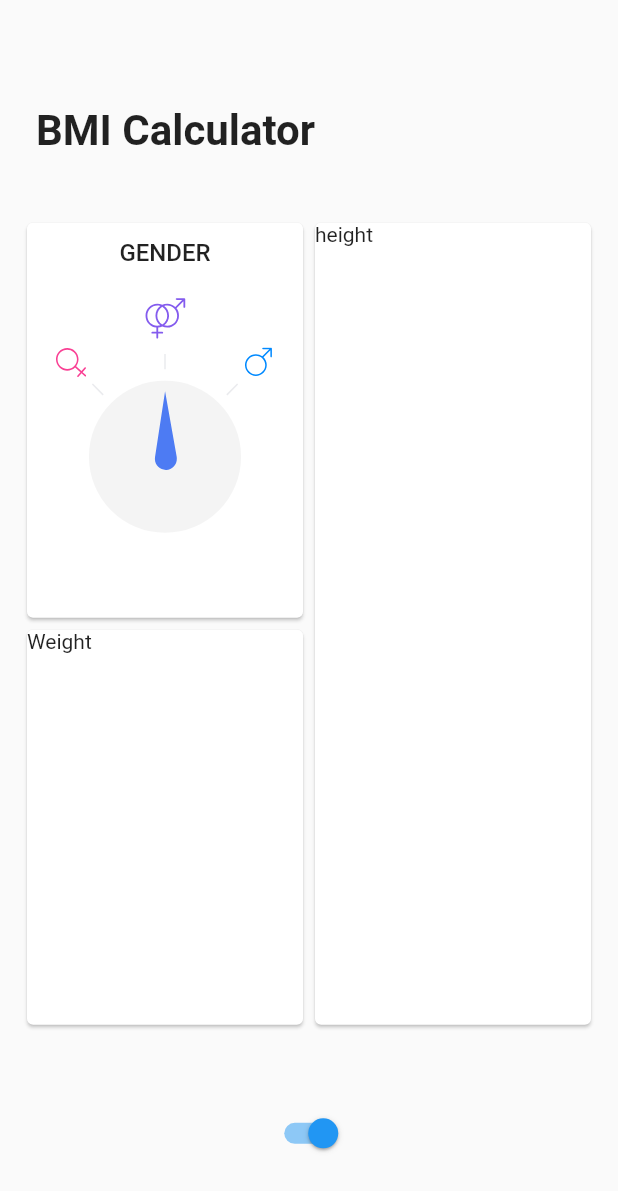
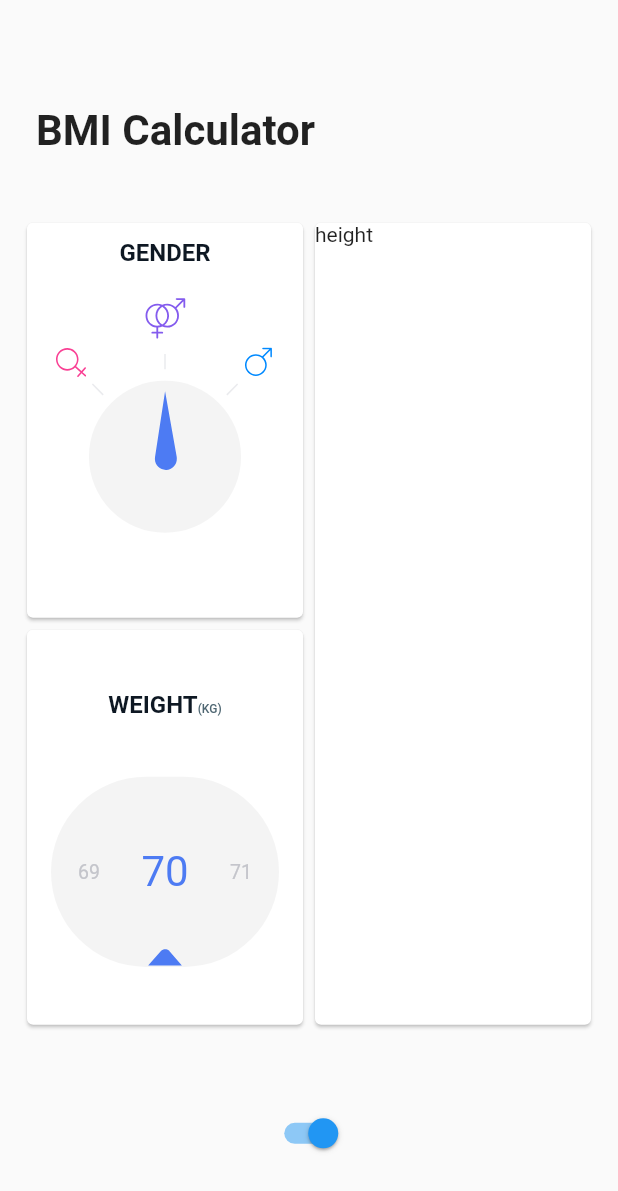
Before and after one commit to sxillocc/Hands-on-with-Flutter, a Flutter app: the screen it shows after launch, on a phone screen of 412 x 824 dp. Shown: the top 1191 px of the screen. Run offline on Flutter 3.47's test engine with Material 2 defaults, Android fonts, the light colour scheme and no system bars; our stand-ins replace cloud_firestore, flutter_svg, google_maps_flutter; accounts and stored records are empty; generated files the repository leaves out were written again.

Commit message:
completed Weight

```diff
--- a/bmi_calculator/lib/card_title.dart
+++ b/bmi_calculator/lib/card_title.dart
@@ -1,16 +1,37 @@
 import 'package:flutter/material.dart';
+
+const TextStyle _titleStyle = TextStyle(
+    fontSize: 16.0,
+    fontWeight: FontWeight.bold,
+    color: Color.fromRGBO(14, 24, 35, 1.0),
+  );
+
+const TextStyle _subtitleStyle = TextStyle(
+  fontSize: 8.0,
+  fontWeight: FontWeight.w500,
+  color: Color.fromRGBO(78, 102, 114, 1.0)
+);
 
 class CardTitle extends StatelessWidget {
 
   final String title;
+  final String subtitle;
 
-  const CardTitle(this.title,{Key key}) : super(key: key);
+  const CardTitle(this.title,{Key key , this.subtitle}) : super(key: key);
 
   @override
   Widget build(BuildContext context) {
-    return Text(
-      title,
-      style: new TextStyle(fontSize: 16.0,fontWeight: FontWeight.w500),
+    return RichText(
+      text: TextSpan(
+        text: title,
+        style: _titleStyle,
+        children: <TextSpan>[
+          TextSpan(
+            text: subtitle ?? "",
+            style: _subtitleStyle
+          )
+        ]
+      ),
     );
   }
 }
--- a/bmi_calculator/lib/input_page/input_page.dart
+++ b/bmi_calculator/lib/input_page/input_page.dart
@@ -1,7 +1,7 @@
 import 'package:flutter/material.dart';
 import 'package:bmi_calculator/widget_utils.dart' as sizeObject;
 import 'package:bmi_calculator/gender_card.dart';
-
+import 'package:bmi_calculator/weight_card.dart';
 
 class InputPage extends StatelessWidget {
   @override
@@ -47,7 +47,7 @@ class InputPage extends StatelessWidget {
             child: Column(
               children: <Widget>[
                 Expanded(child: GenderCard(),),
-                Expanded(child: _tempCard("Weight"),)
+                Expanded(child: WeightCard(),)
               ],
             ),
           ),
--- /dev/null
+++ b/bmi_calculator/lib/weight_card.dart
@@ -0,0 +1,92 @@
+import 'package:flutter/material.dart';
+import 'package:bmi_calculator/card_title.dart';
+import 'package:bmi_calculator/widget_utils.dart' show ScreenAwareSize;
+import 'package:flutter_svg/flutter_svg.dart';
+import 'package:bmi_calculator/weight_slider.dart';
+
+class WeightCard extends StatefulWidget {
+  final int initialWeight;
+
+  const WeightCard({Key key,this.initialWeight}): super(key:key);
+
+  @override
+  _WeightCardState createState() => _WeightCardState();
+}
+
+class _WeightCardState extends State<WeightCard> {
+  int weight;
+
+  void initState(){
+    super.initState();
+    weight = widget.initialWeight ?? 70;
+  }
+
+  @override
+  Widget build(BuildContext context) {
+    return Card(
+      child: Padding(
+        padding: EdgeInsets.only(top: ScreenAwareSize(32.0, context)),
+        child: Column(
+          crossAxisAlignment: CrossAxisAlignment.center,
+          children: <Widget>[
+            CardTitle("WEIGHT",subtitle: "(KG)",),
+            Expanded(
+              child: Center(
+                child: Padding(
+                  padding: const EdgeInsets.symmetric(horizontal: 16.0),
+                  child: _drawSlider(),
+                ),
+              ),
+            ),
+          ],
+        ),
+      ),
+    );
+  }
+
+  Widget _drawSlider(){
+    return WeightBackground(
+      child: LayoutBuilder(
+        builder: (context, constraints){
+        return constraints.isTight
+          ? Container()
+          : WeightSlider(
+              minValue: 30,
+              maxValue: 110,
+              width: constraints.maxWidth,
+              value: weight,
+              onChanged: (val)=> setState(() => weight = val),
+            );
+        }
+      ),
+    );
+  }
+}
+
+class WeightBackground extends StatelessWidget {
+  final Widget child;
+
+  WeightBackground({Key key,this.child}) : super(key: key);
+
+  @override
+  Widget build(BuildContext context) {
+    return Stack(
+      alignment: Alignment.bottomCenter,
+      children: <Widget>[
+        Container(
+          height: ScreenAwareSize(100.0, context),
+          decoration: BoxDecoration(
+              color: Color.fromRGBO(244, 244, 244, 1.0),
+              borderRadius: BorderRadius.circular(ScreenAwareSize(50.0, context))
+          ),
+          child: child,
+        ),
+        SvgPicture.asset(
+          "images/weight_arrow.svg",
+          height: ScreenAwareSize(10.0, context),
+          width: ScreenAwareSize(18.0, context),
+        )
+      ],
+    );
+  }
+}
--- /dev/null
+++ b/bmi_calculator/lib/weight_slider.dart
@@ -0,0 +1,111 @@
+import 'package:flutter/material.dart';
+import 'package:flutter/rendering.dart';
+import 'dart:math' as math;
+
+class WeightSlider extends StatelessWidget {
+
+  WeightSlider({
+    Key key,
+    @required this.minValue,
+    @required this.maxValue,
+    @required this.width,
+    @required this.value,
+    @required this.onChanged
+  })  : scrollController = new ScrollController(
+          initialScrollOffset: (value - minValue) * width / 3,
+        ),
+        super(key: key);
+
+  final int minValue,maxValue,value;
+  final double width;
+  final ValueChanged<int> onChanged;
+  final ScrollController scrollController;
+
+  double get itemExtent => width / 3;
+
+  int _indexToValue(int index) => minValue + (index - 1);
+
+  @override
+  Widget build(BuildContext context) {
+    int itemCount = (maxValue - minValue) + 3;
+    return NotificationListener(
+      onNotification: _onNotification,
+      child: new ListView.builder(
+        controller: scrollController,
+        scrollDirection: Axis.horizontal,
+        itemExtent: itemExtent,
+        itemCount: itemCount,
+        physics: BouncingScrollPhysics(),
+        itemBuilder: (BuildContext context,int index){
+          final int itemValue = _indexToValue(index);
+          bool isExtra = index == 0 || index == itemCount - 1;
+
+          return isExtra
+                ? new Container()
+                 : //GestureDetector(
+                //     behavior: HitTestBehavior.translucent,
+                //     onTap: _animateTo(itemValue,durationMillis: 50),
+                  /*  child:*/  FittedBox(
+                      child: Text(
+                        itemValue.toString(),
+                        style: _getTextStyle(itemValue),
+                      ),
+                      fit: BoxFit.scaleDown,
+                    );
+                  // );
+        },
+      ),
+    );
+  }
+
+  TextStyle _getTextStyle(int itemValue){
+    return itemValue == value
+    ? TextStyle(
+      color: Color.fromRGBO(77, 123, 243, 1.0),
+      fontSize: 28.0
+    )
+    : TextStyle(
+      color: Color.fromRGBO(196, 197, 203, 1.0),
+      fontSize: 13.0
+    );
+  }
+
+  int _offsetToMiddleIndex(double offset) => (offset + width/2) ~/ itemExtent;
+
+  int _offsetToMiddleValue(double offset){
+    int indexOfMiddleElement = _offsetToMiddleIndex(offset);
+    int middleValue = _indexToValue(indexOfMiddleElement);
+    middleValue = math.max(minValue, math.min(maxValue, middleValue));
+    return middleValue;
+  }
+
+  bool _userStoppedScrolling(Notification notification){
+    return  notification is UserScrollNotification &&
+            notification.direction == ScrollDirection.idle &&
+            scrollController.position.activity is! HoldScrollActivity;
+  }
+
+  _animateTo(int valueToSelect, {int durationMillis = 200}){
+    double targetExtent = (valueToSelect - minValue) * itemExtent;
+    scrollController.animateTo(
+      targetExtent,
+      duration: new Duration(milliseconds: durationMillis),
+      curve: Curves.decelerate
+    );
+  }
+
+  bool _onNotification(Notification notification){
+    if(notification is ScrollNotification){
+      int middleValue = _offsetToMiddleValue(notification.metrics.pixels);
+
+      if(_userStoppedScrolling(notification)){
+        _animateTo(middleValue);
+      }
+
+      if(middleValue != value){
+        onChanged(middleValue);
+      }
+    }
+    return true;
+  }
+}
```
